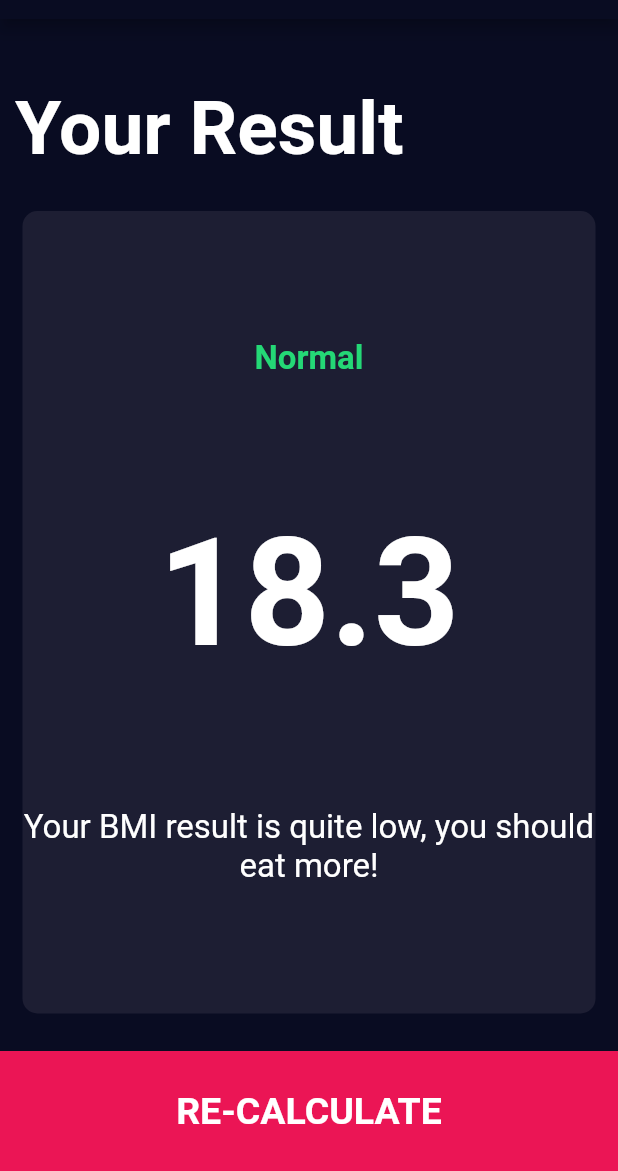
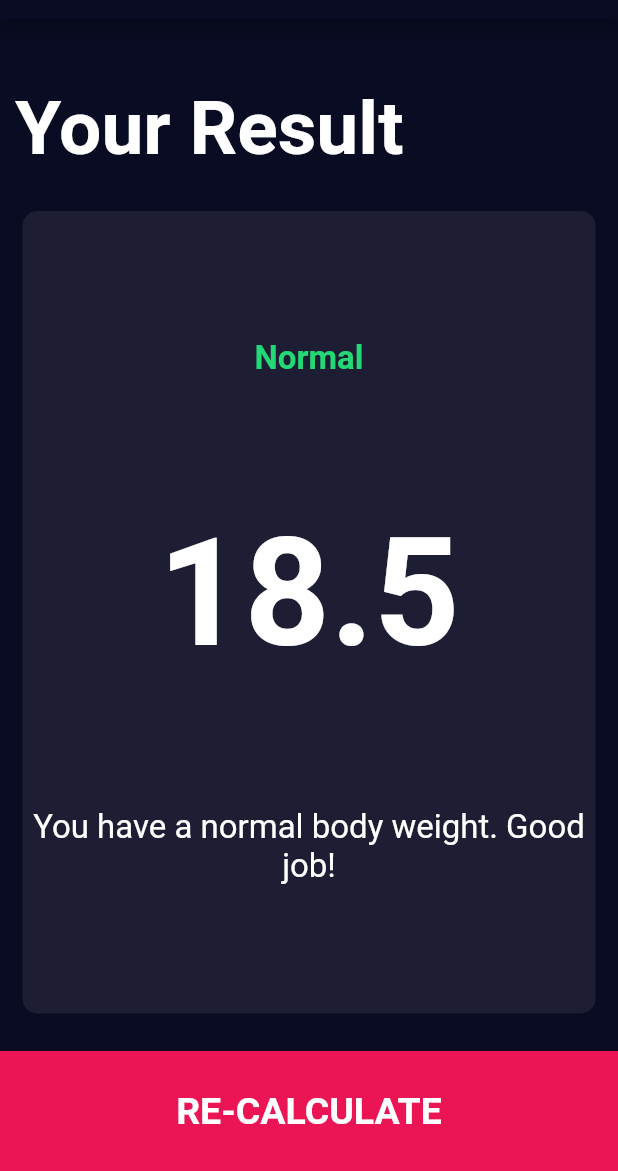
Before and after one commit to Origogi/flutter_BMI_Calcurator, a Flutter app: the screen it shows after launch, after a tap on "CALCULATOR", on a phone screen of 412 x 824 dp, the part 65-1236 px from its top. Run offline on Flutter 3.47's test engine with Material 2 defaults, Android fonts, the phone set to English and light mode, and no system bars; our stand-ins replace font_awesome_flutter.

Commit message:
complete BMI calcurator

```diff
--- /dev/null
+++ b/lib/calcurator_brain.dart
@@ -0,0 +1,35 @@
+import 'dart:math';
+
+class CalcuratorBrain {
+  final int height;
+  final int weight;
+
+  CalcuratorBrain({this.height, this.weight});
+
+  double _bmi;
+
+  String calcarateBMI() {
+    _bmi = weight / pow(height / 100, 2);
+    return _bmi.toStringAsFixed(1);
+  }
+
+  String getResult() {
+    if (_bmi > 25) {
+      return 'Overwight';
+    } else if (_bmi > 18.5) {
+      return 'Normal';
+    } else {
+      return 'Underweight';
+    }
+  }
+
+  String getInterpretation() {
+    if (_bmi > 25) {
+      return 'You have a higher than normal body weight. Try to exercise more';
+    } else if (_bmi > 18.5) {
+      return 'You have a normal body weight. Good job!';
+    } else {
+      return 'You have a lower than normal body weight. You can eat a bit more';
+    }
+  }
+}
--- a/lib/screens/input_page.dart
+++ b/lib/screens/input_page.dart
@@ -1,4 +1,5 @@
 import 'package:flutter/material.dart';
+import 'package:flutter_bmi_calcurator/calcurator_brain.dart';
 import 'package:flutter_bmi_calcurator/components/bottom_button.dart';
 import 'package:flutter_bmi_calcurator/components/icon_content.dart';
 import 'package:flutter_bmi_calcurator/components/resuseable_card.dart';
@@ -7,7 +8,6 @@ import 'package:flutter_bmi_calcurator/screens/result_page.dart';
 import 'package:font_awesome_flutter/font_awesome_flutter.dart';
 
 import '../constants.dart';
-
 
 enum Gender {
   male,
@@ -213,8 +213,15 @@ class _InputPageState extends State<InputPage> {
             BottomButton(
               buttonTitle: 'CALCULATOR',
               onTap: () {
+                CalcuratorBrain calc =
+                    CalcuratorBrain(height: height, weight: weight);
+
                 Navigator.push(context, MaterialPageRoute(builder: (context) {
-                  return ResultPage();
+                  return ResultPage(
+                    bmiResult: calc.calcarateBMI(),
+                    resultText: calc.getResult(),
+                    interpretation: calc.getInterpretation(),
+                  );
                 }));
               },
             )
--- a/lib/screens/result_page.dart
+++ b/lib/screens/result_page.dart
@@ -4,6 +4,12 @@ import 'package:flutter_bmi_calcurator/components/resuseable_card.dart';
 import 'package:flutter_bmi_calcurator/constants.dart';
 
 class ResultPage extends StatelessWidget {
+  final String bmiResult;
+  final String resultText;
+  final String interpretation;
+
+  ResultPage({this.bmiResult, this.interpretation, this.resultText});
+
   @override
   Widget build(BuildContext context) {
     return Scaffold(
@@ -31,15 +37,15 @@ class ResultPage extends StatelessWidget {
                 crossAxisAlignment: CrossAxisAlignment.center,
                 children: <Widget>[
                   Text(
-                    'Normal',
+                    resultText,
                     style: kResultTextStyle,
                   ),
                   Text(
-                    '18.3',
+                    bmiResult,
                     style: kBMITextStyle,
                   ),
                   Text(
-                    'Your BMI result is quite low, you should eat more!',
+                    interpretation,
                     style: kBodyTextStyle,
                     textAlign: TextAlign.center,
                   ),
```
